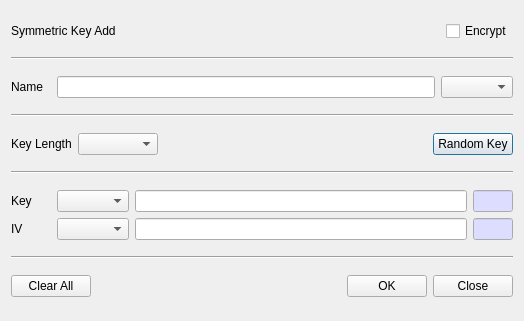
First picture: the form in BerEditor/key_add_dlg.ui, repository jykim74/BerEditor, before the edit.
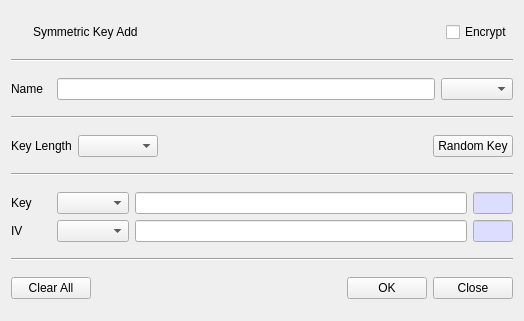
Second picture: the form after the edit. Icons and pictures are not drawn.

What changed in the file:
```diff
--- a/BerEditor/key_add_dlg.ui
+++ b/BerEditor/key_add_dlg.ui
@@ -19,32 +19,58 @@
      <property name="topMargin">
       <number>0</number>
      </property>
-     <item row="0" column="2">
+     <item row="0" column="3">
       <widget class="QCheckBox" name="mEncCheck">
        <property name="text">
         <string>Encrypt</string>
        </property>
       </widget>
      </item>
-     <item row="0" column="0">
+     <item row="0" column="2">
+      <spacer name="horizontalSpacer_3">
+       <property name="orientation">
+        <enum>Qt::Horizontal</enum>
+       </property>
+       <property name="sizeHint" stdset="0">
+        <size>
+         <width>40</width>
+         <height>20</height>
+        </size>
+       </property>
+      </spacer>
+     </item>
+     <item row="0" column="1">
       <widget class="QLabel" name="mTitleLabel">
        <property name="text">
         <string>Symmetric Key Add</string>
        </property>
       </widget>
      </item>
-     <item row="0" column="1">
-      <spacer name="horizontalSpacer_3">
-       <property name="orientation">
-        <enum>Qt::Horizontal</enum>
+     <item row="0" column="0">
+      <widget class="QPushButton" name="pushButton">
+       <property name="minimumSize">
+        <size>
+         <width>16</width>
+         <height>0</height>
+        </size>
        </property>
-       <property name="sizeHint" stdset="0">
+       <property name="maximumSize">
         <size>
-         <width>40</width>
-         <height>20</height>
+         <width>16</width>
+         <height>16777215</height>
         </size>
        </property>
-      </spacer>
+       <property name="text">
+        <string/>
+       </property>
+       <property name="icon">
+        <iconset resource="bereditor.qrc">
+         <normaloff>:/images/keylist.png</normaloff>:/images/keylist.png</iconset>
+       </property>
+       <property name="flat">
+        <bool>true</bool>
+       </property>
+      </widget>
      </item>
     </layout>
    </item>
```
Left out of the diff: 4 changed lines with no effect on the pictures.
